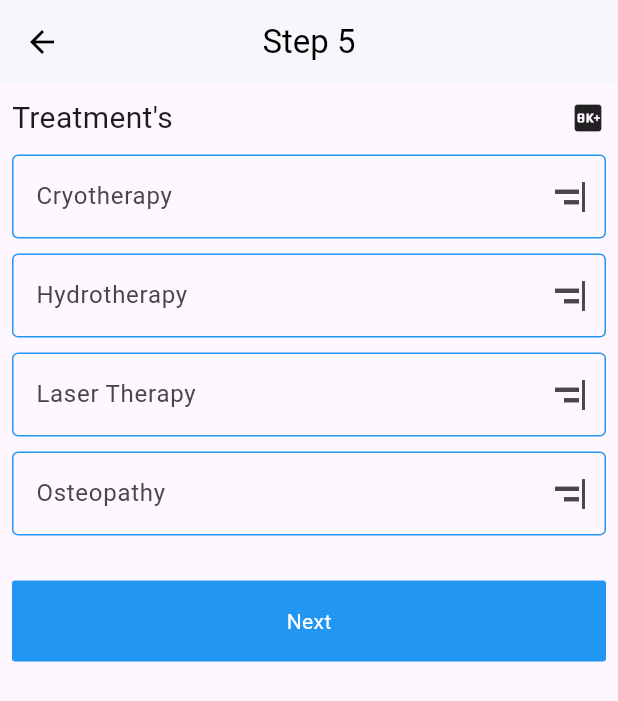
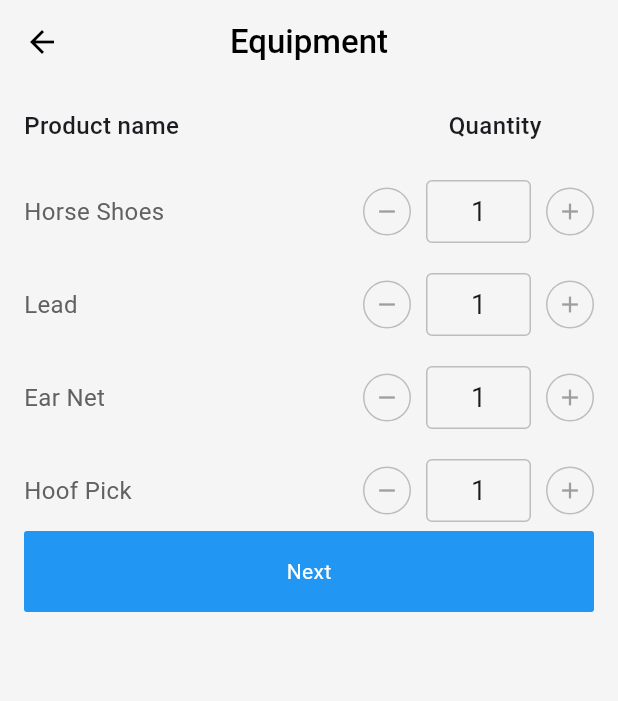
Before and after one commit to sagorsanto49/Thera-track-UIi, a Flutter app: the Step5 screen opened directly, after a tap on "Next", on a phone screen of 412 x 824 dp. Shown: the top 701 px of the screen. Run offline on Flutter 3.47's test engine with Material 3 defaults, Android fonts, the phone set to English and light mode, and no system bars; our stand-ins replace pinput.

Commit message:
Equipment

```diff
--- /dev/null
+++ b/lib/feature/signin/presentation/page/equipment.dart
@@ -0,0 +1,115 @@
+import 'package:doctor/core/widget/primarybutten.dart';
+import 'package:doctor/core/widget/xfield.dart';
+import 'package:flutter/material.dart';
+
+class Equipment extends StatelessWidget {
+  Equipment({super.key});
+
+  final List<String> items = ['Horse Shoes', 'Lead', 'Ear Net', 'Hoof Pick'];
+
+  @override
+  Widget build(BuildContext context) {
+    return Scaffold(
+      backgroundColor: Colors.grey.shade100,
+
+      appBar: AppBar(
+        backgroundColor: Colors.grey.shade100,
+        elevation: 0,
+        centerTitle: true,
+        leading: Icon(Icons.arrow_back, color: Colors.black),
+        title: Text(
+          'Equipment',
+          style: TextStyle(color: Colors.black, fontWeight: FontWeight.w500),
+        ),
+      ),
+
+      body: Padding(
+        padding: const EdgeInsets.all(16),
+        child: Column(
+          children: [
+            Row(
+              mainAxisAlignment: MainAxisAlignment.spaceBetween,
+              children: [
+                Text(
+                  'Product name',
+                  style: TextStyle(fontWeight: FontWeight.w500, fontSize: 16),
+                ),
+
+                Padding(
+                  padding: const EdgeInsets.only(right: 35),
+                  child: Text(
+                    'Quantity',
+                    style: TextStyle(fontWeight: FontWeight.w500, fontSize: 16),
+                  ),
+                ),
+              ],
+            ),
+
+            SizedBox(height: 25),
+
+            Expanded(
+              child: ListView.builder(
+                itemCount: items.length,
+                itemBuilder: (context, index) {
+                  return Padding(
+                    padding: const EdgeInsets.only(bottom: 20),
+                    child: Row(
+                      mainAxisAlignment: MainAxisAlignment.spaceBetween,
+                      children: [
+                        Text(
+                          items[index],
+                          style: TextStyle(
+                            fontSize: 16,
+                            color: Colors.grey.shade700,
+                          ),
+                        ),
+
+                        Row(
+                          children: [
+                            quantityButton(Icons.remove),
+
+                            SizedBox(width: 10),
+
+                            Container(
+                              height: 42,
+                              width: 70,
+                              alignment: Alignment.center,
+                              decoration: BoxDecoration(
+                                border: Border.all(color: Colors.grey.shade400),
+                                borderRadius: BorderRadius.circular(4),
+                              ),
+                              child: Text('1', style: TextStyle(fontSize: 18)),
+                            ),
+
+                            SizedBox(width: 10),
+
+                            quantityButton(Icons.add),
+                          ],
+                        ),
+                      ],
+                    ),
+                  );
+                },
+              ),
+            ),
+            Primarybutten(title: 'Next', onpress: () {}),
+            SizedBox(height: 400),
+          ],
+        ),
+      ),
+    );
+  }
+
+  //custome
+  Widget quantityButton(IconData icon) {
+    return Container(
+      height: 32,
+      width: 32,
+      decoration: BoxDecoration(
+        shape: BoxShape.circle,
+        border: Border.all(color: Colors.grey.shade400),
+      ),
+      child: Icon(icon, size: 18, color: Colors.grey),
+    );
+  }
+}
--- a/lib/feature/signin/presentation/page/step5.dart
+++ b/lib/feature/signin/presentation/page/step5.dart
@@ -1,6 +1,7 @@
 import 'package:doctor/core/widget/primarybutten.dart';
 import 'package:doctor/core/widget/text.dart';
 import 'package:doctor/core/widget/xfield.dart';
+import 'package:doctor/feature/signin/presentation/page/equipment.dart';
 import 'package:flutter/material.dart';
 
 class Step5 extends StatelessWidget {
@@ -49,7 +50,7 @@ class Step5 extends StatelessWidget {
             ),),
             SizedBox(height: 30,),
             Primarybutten(title: 'Next', onpress: (){
-              // Navigator.push(context, MaterialPageRoute(builder: (context)=> ));
+              Navigator.push(context, MaterialPageRoute(builder: (context)=>Equipment() ));
             })
 
           ],
```
